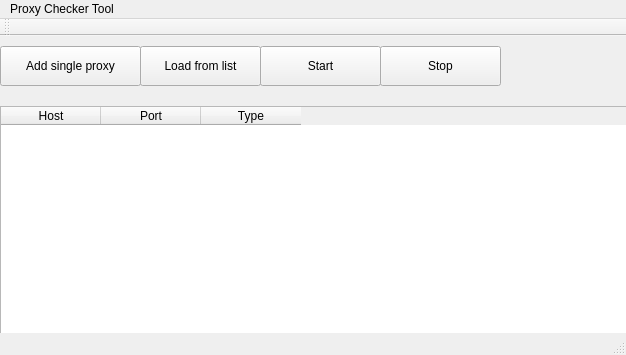
Above: mainwindow.ui from garrylachman/Proxy-Checker-Tool before the change. Below: the same form after it.
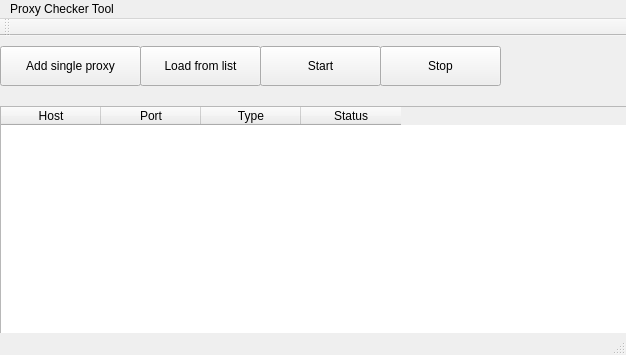
That is the form after the change.

Commit message: table status item

The edit to the form file:
```diff
--- a/mainwindow.ui
+++ b/mainwindow.ui
@@ -62,6 +62,11 @@
       <string>Type</string>
      </property>
     </column>
+    <column>
+     <property name="text">
+      <string>Status</string>
+     </property>
+    </column>
    </widget>
    <widget class="QPushButton" name="addSingleProxy">
     <property name="geometry">
```
The commit also changes 1 other file.
